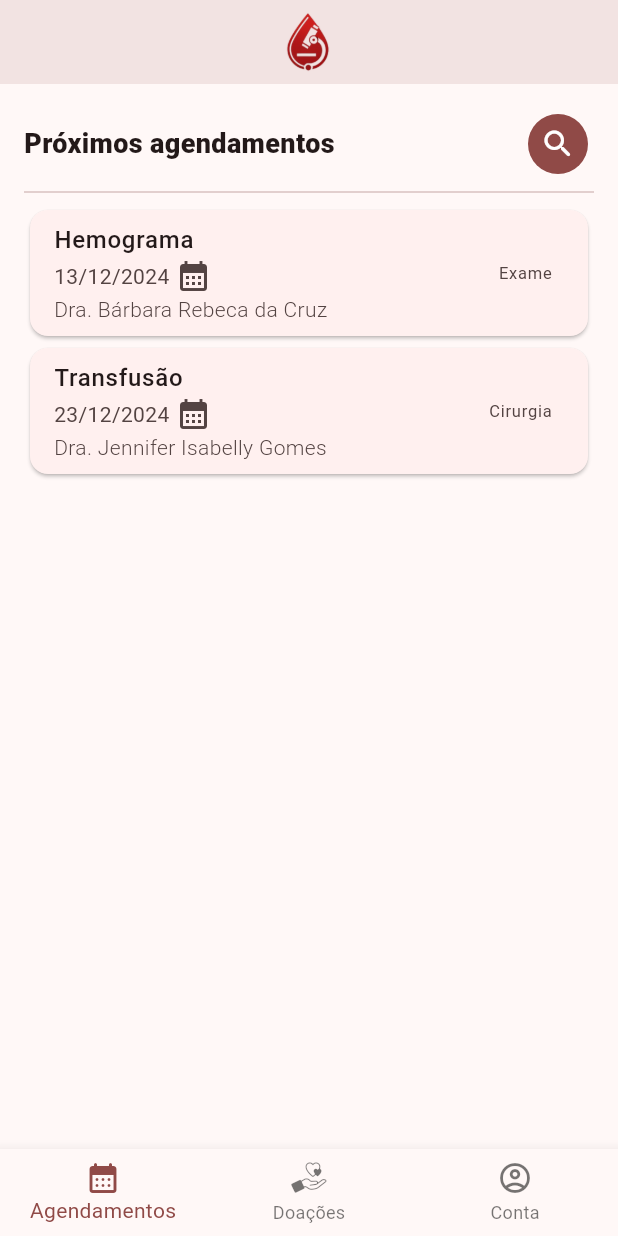
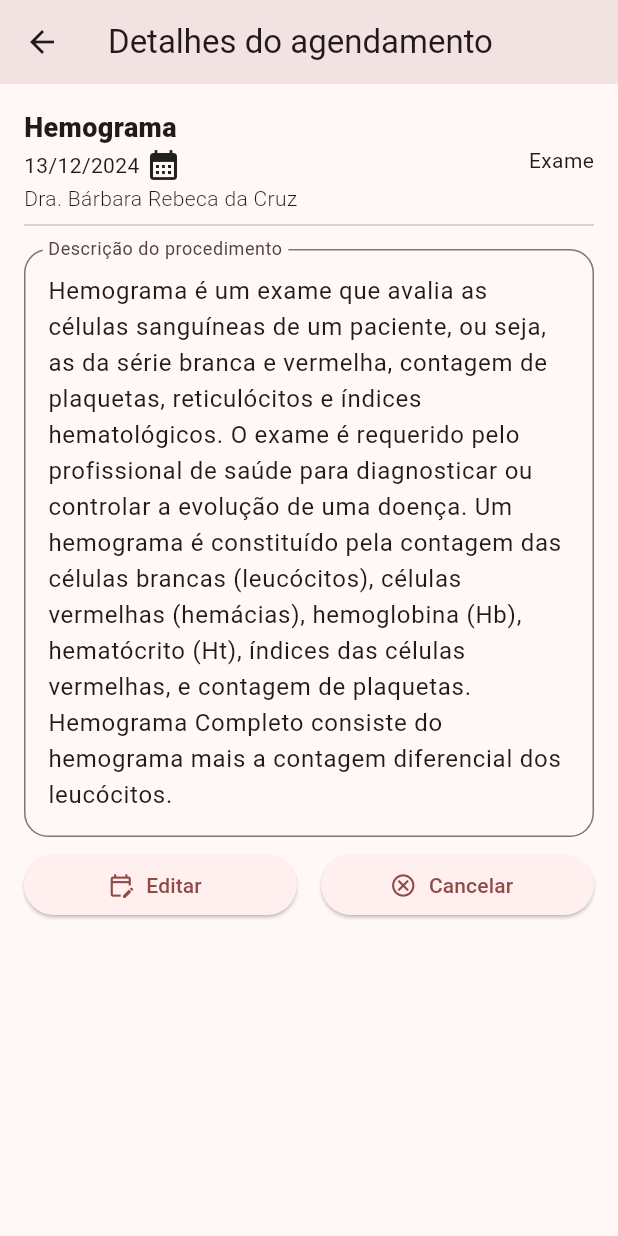
Before and after one commit to vilaJJ/flutter-pulselab, a Flutter app: the screen it shows after launch, after a tap on "Hemograma", on a phone screen of 412 x 824 dp. Run offline on Flutter 3.47's test engine with Material 3 defaults, Android fonts, the phone set to English and light mode, and no system bars; accounts and stored records are empty.

Commit message:
✨ feat: Appointment detail view.

```diff
--- a/pulselab/lib/src/model/appointments/appointment_model.dart
+++ b/pulselab/lib/src/model/appointments/appointment_model.dart
@@ -8,6 +8,7 @@ class AppointmentModel extends BaseModel {
     required super.id,
     required this.type,
     required this.name,
+    required this.description,
     required this.patient,
     required this.doctor,
     required this.createdOn,
@@ -16,6 +17,7 @@ class AppointmentModel extends BaseModel {
 
   final AppointmentType type;
   final String name;
+  final String description;
   final PatientModel patient;
   final DoctorModel doctor;
   final DateTime createdOn;
--- a/pulselab/lib/src/repository/appointment/mock_appointment_repository.dart
+++ b/pulselab/lib/src/repository/appointment/mock_appointment_repository.dart
@@ -12,6 +12,7 @@ class MockAppointmentRepository implements AppointmentRepository {
       id: "90c17aed-6dfd-4454-a42c-3fd36f243fa5",
       type: AppointmentType.exam,
       name: "Hemograma",
+      description: "Hemograma é um exame que avalia as células sanguíneas de um paciente, ou seja, as da série branca e vermelha, contagem de plaquetas, reticulócitos e índices hematológicos. O exame é requerido pelo profissional de saúde para diagnosticar ou controlar a evolução de uma doença. Um hemograma é constituído pela contagem das células brancas (leucócitos), células vermelhas (hemácias), hemoglobina (Hb), hematócrito (Ht), índices das células vermelhas, e contagem de plaquetas. Hemograma Completo consiste do hemograma mais a contagem diferencial dos leucócitos.",
       patient: PatientModel(
         id: "ee52c78b-a95c-424d-9dac-1eae79732f3c",
         name: "Rodrigo Ian Moreira",
@@ -33,6 +34,7 @@ class MockAppointmentRepository implements AppointmentRepository {
       id: "a9fca93a-6fa7-4384-8420-183490862ad2",
       type: AppointmentType.surgery,
       name: "Transfusão",
+      description: "Transfusão é o ato médico de transferir um sangue ou hemocomponentes deste (plasma sanguíneo, plaquetas, hemácias e leucócitos) de um doador para o sistema circulatório de um receptor. Para o sucesso do procedimento, é necessário haver uma compatibilização entre os agentes. É um tipo de terapia que tem se mostrado muito eficaz em situações de choque, hemorragias ou doenças sanguíneas. Frequentemente usa-se transfusão em intervenções cirúrgicas, traumatismos, hemorragias digestivas ou em outros casos em que tenha havido grande perda de sangue.",
       patient: PatientModel(
         id: "ee52c78b-a95c-424d-9dac-1eae79732f3c",
         name: "Rodrigo Ian Moreira",
--- /dev/null
+++ b/pulselab/lib/src/view/appointments/appointment_detail_view.dart
@@ -0,0 +1,124 @@
+import 'package:flutter/material.dart';
+import 'package:pulselab/src/model/appointments/appointment_model.dart';
+import 'package:pulselab/src/utilities/extensions/date_time_extensions.dart';
+
+class AppointmentDetailView extends StatefulWidget {
+  const AppointmentDetailView({
+    super.key,
+    required this.appointment,
+  });
+
+  final AppointmentModel appointment;
+
+  @override
+  State<AppointmentDetailView> createState() => _AppointmentDetailViewState();
+}
+
+class _AppointmentDetailViewState extends State<AppointmentDetailView> {
+  late final AppointmentModel appointment;
+
+  @override
+  void initState() {
+    super.initState();
+    _loadInitialValues();
+  }
+
+  @override
+  Widget build(BuildContext context) {
+    return Scaffold(
+      appBar: AppBar(
+        elevation: 8,
+        title: const Text("Detalhes do agendamento"),
+      ),
+      body: Padding(
+        padding: const EdgeInsets.all(16),
+        child: Column(
+          children: [
+            Row(
+              children: [
+                Expanded(
+                  child: Column(
+                    crossAxisAlignment: CrossAxisAlignment.start,
+                    children: [
+                      Text(
+                        appointment.name,
+                        style: const TextStyle(
+                          fontWeight: FontWeight.w800,
+                          fontSize: 18,
+                        ),
+                      ),
+                      Row(
+                        crossAxisAlignment: CrossAxisAlignment.center,
+                        children: [
+                          Text(appointment.dateTime.brazilianFormat),
+                          const Padding(
+                            padding: EdgeInsets.symmetric(horizontal: 2),
+                          ),
+                          const Icon(Icons.calendar_month),
+                        ],
+                      ),
+                      Text(
+                        appointment.doctor.presentationName,
+                        style: const TextStyle(
+                          fontWeight: FontWeight.w300,
+                        ),
+                      ),
+                    ],
+                  ),
+                ),
+                Text(appointment.type.description),
+              ],
+            ),
+            const Divider(),
+            Padding(
+              padding: const EdgeInsets.only(top: 8.0),
+              child: TextField(
+                controller: TextEditingController(text: appointment.description),
+                readOnly: true,
+                keyboardType: TextInputType.multiline,
+                maxLines: null,
+                decoration: InputDecoration(
+                  border: OutlineInputBorder(
+                    borderRadius: BorderRadius.circular(16),
+                  ),
+                  labelText: "Descrição do procedimento",
+                ),
+              ),
+            ),
+            Padding(
+              padding: const EdgeInsets.only(top: 8),
+              child: Row(
+                mainAxisAlignment: MainAxisAlignment.spaceEvenly,
+                children: [
+                  Expanded(
+                    flex: 1,
+                    child: ElevatedButton.icon(
+                      onPressed: () {},
+                      icon: const Icon(Icons.edit_calendar_outlined),
+                      label: const Text("Editar"),
+                    ),
+                  ),
+                  const Padding(
+                    padding: EdgeInsets.symmetric(horizontal: 8),
+                  ),
+                  Expanded(
+                    flex: 1,
+                    child: ElevatedButton.icon(
+                      onPressed: () {},
+                      icon: const Icon(Icons.cancel_outlined),
+                      label: const Text("Cancelar"),
+                    ),
+                  ),
+                ],
+              ),
+            ),
+          ],
+        ),
+      ),
+    );
+  }
+
+  void _loadInitialValues() {
+    appointment = widget.appointment;
+  }
+}
--- a/pulselab/lib/src/view/appointments/appointments_view.dart
+++ b/pulselab/lib/src/view/appointments/appointments_view.dart
@@ -1,6 +1,7 @@
 import 'package:flutter/material.dart';
 import 'package:pulselab/src/model/appointments/appointment_model.dart';
 import 'package:pulselab/src/utilities/extensions/date_time_extensions.dart';
+import 'package:pulselab/src/view/appointments/appointment_detail_view.dart';
 import 'package:pulselab/src/viewmodel/appointments/appointments_view_model.dart';
 import 'package:pulselab/src/widgets/empty_list.dart';
 import 'package:pulselab/src/widgets/loading_adviser.dart';
@@ -109,5 +110,13 @@ class _AppointmentsViewState extends State<AppointmentsView> {
     );
   }
 
-  Future<void> _onAppointmentCardPressed(AppointmentModel appointment) async {}
+  Future<void> _onAppointmentCardPressed(AppointmentModel appointment) async {
+    await Navigator.of(context).push(
+      MaterialPageRoute(
+        builder: (context) => AppointmentDetailView(
+          appointment: appointment,
+        ),
+      ),
+    );
+  }
 }
```
